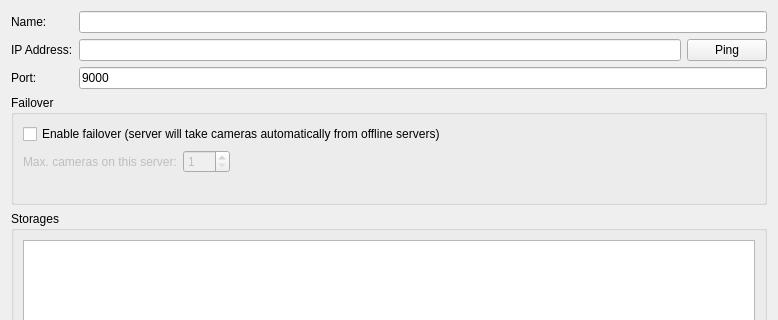
networkoptix/nx_open, file client/src/ui/widgets/properties/server_settings_widget.ui: the form before one commit; both pictures show x 0 to 778 and y 0 to 320 of the 778 by 593 pixel window.
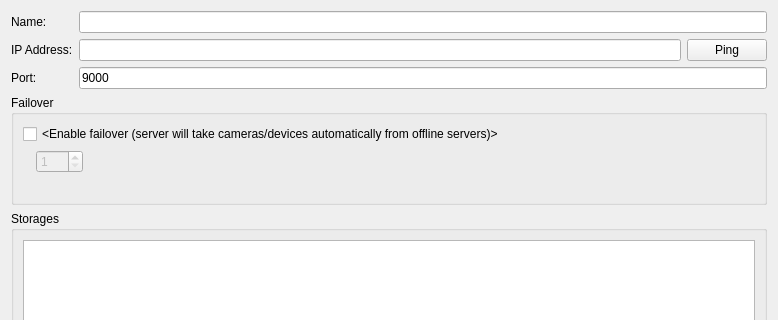
The form after the commit. Custom widgets are drawn as their Qt base class.

Commit message:
VMS-632: Update all "camera" strings to IO MOdule where possible
system settings, server settings

<==== Mercurial data ====>
Branch: x_VMS-632_device_strings

Patch:
```diff
--- a/client/src/ui/widgets/properties/server_settings_widget.ui
+++ b/client/src/ui/widgets/properties/server_settings_widget.ui
@@ -91,7 +91,7 @@
       <item>
        <widget class="QCheckBox" name="failoverCheckBox">
         <property name="text">
-         <string>Enable failover (server will take cameras automatically from offline servers)</string>
+         <string notr="true">&lt;Enable failover (server will take cameras/devices automatically from offline servers)&gt;</string>
         </property>
        </widget>
       </item>
@@ -116,7 +116,7 @@
          <item>
           <widget class="QLabel" name="maxCamerasLabel">
            <property name="text">
-            <string>Max. cameras on this server:</string>
+            <string notr="true">&lt;Max. cameras on this server:&gt;</string>
            </property>
           </widget>
          </item>
```
The commit also changes 5 other files.
